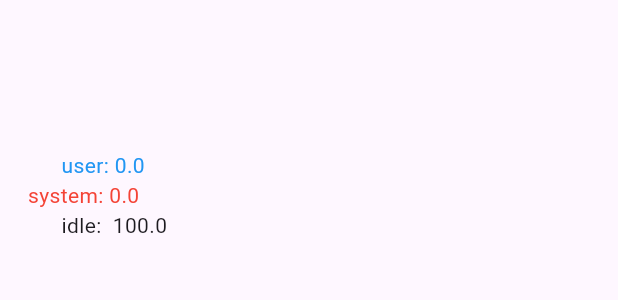
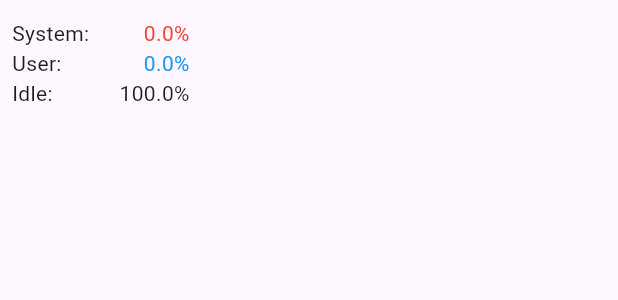
Before and after one commit to wstrange/dmon, a Flutter app: the ResourceGraphWidget widget shown alone on an empty page, opened directly, on a phone screen of 412 x 824 dp. Shown: the top 300 px of the screen. Run offline on Flutter 3.47's test engine with Material 3 defaults, Android fonts, the phone set to English and light mode, and no system bars; drawn by our look-alikes of fl_chart; our stand-ins replace data_table_2, signals; missing offline and left inert: linux_proc, window_manager.

Commit message:
fix graph size

```diff
--- /dev/null
+++ b/lib/widgets/cpu_load_text.dart
@@ -0,0 +1,57 @@
+import 'package:flutter/material.dart';
+
+/// Renders a text box showing the current cpu load
+
+class CPULoadText extends StatelessWidget {
+  const CPULoadText({
+    super.key,
+    required this.userTime,
+    required this.systemTime,
+    required this.idleTime,
+  });
+
+  final double userTime;
+  final double systemTime;
+  final double idleTime;
+
+  @override
+  Widget build(BuildContext context) {
+    return Padding(
+      padding: const EdgeInsets.all(8.0),
+      child: SizedBox(
+        height: 80,
+        child: Row(
+          mainAxisAlignment: MainAxisAlignment.end,
+          crossAxisAlignment: CrossAxisAlignment.end,
+          children: [
+            const Column(
+              crossAxisAlignment: CrossAxisAlignment.start,
+              children: [
+                Text('System:'),
+                Text('User:'),
+                Text('Idle:'),
+              ],
+            ),
+            const SizedBox(
+              width: 20,
+            ),
+            Column(
+              crossAxisAlignment: CrossAxisAlignment.end,
+              children: [
+                Text(
+                  '${systemTime.toStringAsFixed(1)}%',
+                  style: const TextStyle(color: Colors.red),
+                ),
+                Text(
+                  '${userTime.toStringAsFixed(1)}%',
+                  style: const TextStyle(color: Colors.blue),
+                ),
+                Text('${idleTime.toStringAsFixed(1)}%'),
+              ],
+            ),
+          ],
+        ),
+      ),
+    );
+  }
+}
--- a/lib/widgets/resource_graph_widget.dart
+++ b/lib/widgets/resource_graph_widget.dart
@@ -1,5 +1,6 @@
 import 'dart:async';
 
+import 'package:dmon/widgets/cpu_load_text.dart';
 import 'package:fl_chart/fl_chart.dart';
 import 'package:flutter/material.dart';
 import 'dart:collection';
@@ -56,28 +57,16 @@ class _ResourceGraphWidgetState extends State<ResourceGraphWidget> {
 
   @override
   Widget build(BuildContext context) {
-    return Row(
+    return Container(
+      alignment: Alignment.topCenter,
+      child: Row(
         // mainAxisAlignment: MainAxisAlignment.start,
-      crossAxisAlignment: CrossAxisAlignment.start,
+        crossAxisAlignment: CrossAxisAlignment.end,
         children: [
-        Column(
-          children: [
-            const SizedBox(
+          CPULoadText(
+              userTime: userTime, systemTime: systemTime, idleTime: idleTime),
+          SizedBox(
             height: 100,
-            ),
-            Text(
-              '       user: ${userTime.toStringAsFixed(1)}',
-              style: const TextStyle(color: Colors.blue),
-            ),
-            Text(
-              'system: ${systemTime.toStringAsFixed(1)}',
-              style: const TextStyle(color: Colors.red),
-            ),
-            Text('           idle:  ${idleTime.toStringAsFixed(1)}'),
-          ],
-        ),
-        SizedBox(
-          height: 200,
             width: 200,
             child: LineChart(
               LineChartData(
@@ -106,8 +95,8 @@ class _ResourceGraphWidgetState extends State<ResourceGraphWidget> {
                     color: Colors.blue,
                     isCurved: true,
                     dotData: const FlDotData(show: false),
-                  belowBarData:
-                      BarAreaData(show: true, color: Colors.lightBlue.shade50),
+                    belowBarData: BarAreaData(
+                        show: true, color: Colors.lightBlue.shade50),
                   ),
 
                   LineChartBarData(
@@ -136,6 +125,7 @@ class _ResourceGraphWidgetState extends State<ResourceGraphWidget> {
             ),
           ),
         ],
+      ),
     );
   }
 }
```
Also changed, not shown: 1 other file. Lines whose indentation alone changed are shown as unchanged.
